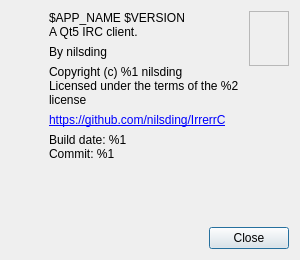
First picture: the form in src/ui/aboutdialog.ui, repository nilsding/IrrerrC, before the edit.
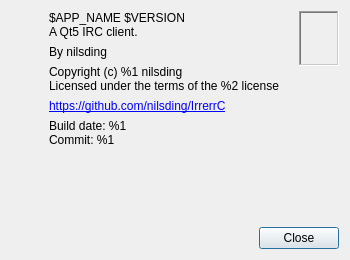
Second picture: the form after the edit. Icons and pictures are not drawn.

Commit message: made AboutDialog wider

Diff of the .ui file:
```diff
--- a/src/ui/aboutdialog.ui
+++ b/src/ui/aboutdialog.ui
@@ -6,19 +6,19 @@
    <rect>
     <x>0</x>
     <y>0</y>
-    <width>300</width>
+    <width>350</width>
     <height>260</height>
    </rect>
   </property>
   <property name="minimumSize">
    <size>
-    <width>300</width>
+    <width>350</width>
     <height>260</height>
    </size>
   </property>
   <property name="maximumSize">
    <size>
-    <width>300</width>
+    <width>350</width>
     <height>260</height>
    </size>
   </property>
@@ -220,7 +220,7 @@
           <string notr="true">image: url(&quot;:/icons/app/aiman&quot;);</string>
          </property>
          <property name="frameShape">
-          <enum>QFrame::StyledPanel</enum>
+          <enum>QFrame::WinPanel</enum>
          </property>
          <property name="frameShadow">
           <enum>QFrame::Sunken</enum>
```
